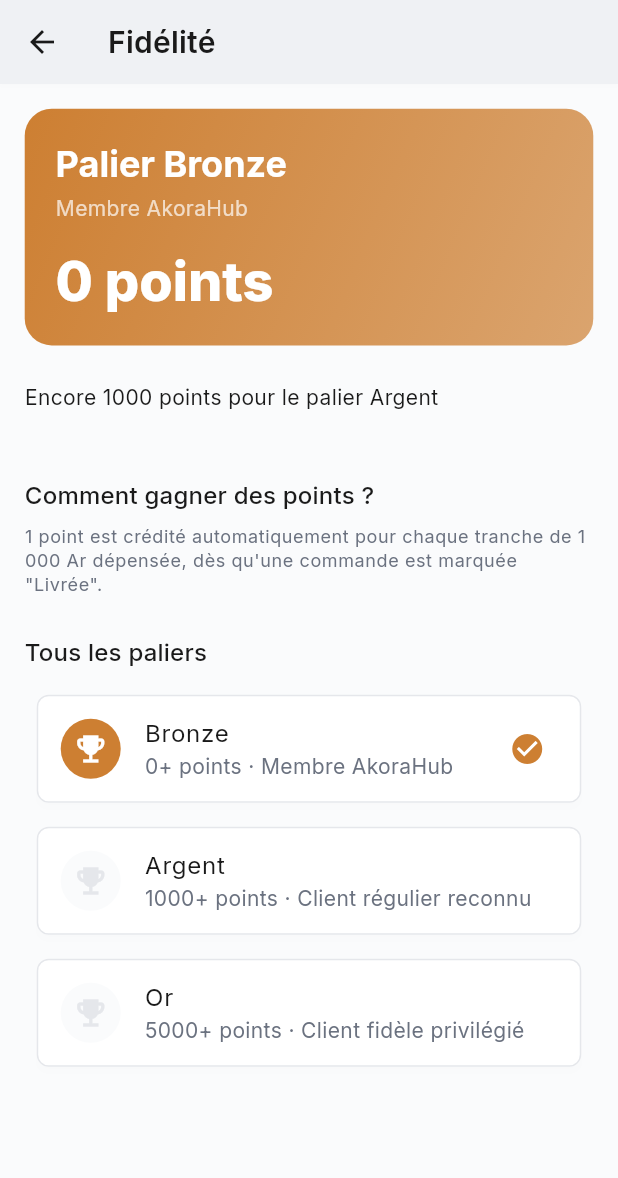
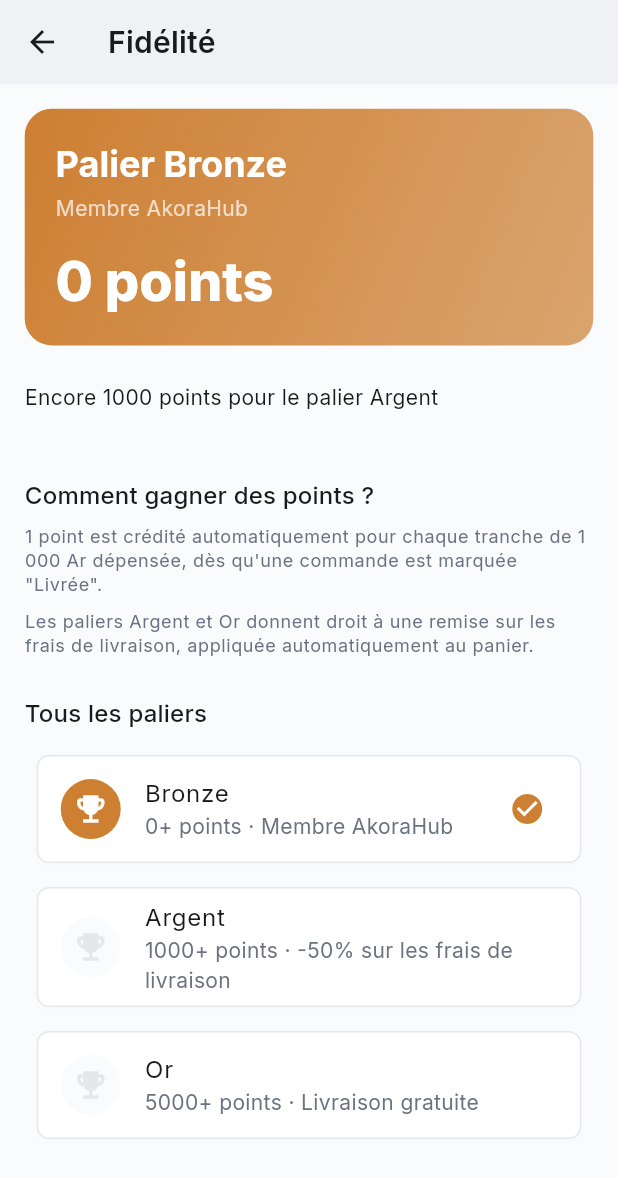
Before and after one commit to Anju-codermad/AkoraHub-app, a Flutter app: the LoyaltyScreen screen opened directly, on a phone screen of 412 x 824 dp. Shown: the top 1178 px of the screen. Run offline on Flutter 3.47's test engine with Material 3 defaults, Android fonts, the phone set to English and light mode, and no system bars; our stand-ins replace cached_network_image, connectivity_plus, firebase_core, firebase_messaging, flutter_local_notifications, flutter_riverpod and 13 more; missing offline and left inert: mobile_scanner; accounts and stored records are empty.

Commit message:
Feature: real loyalty tier perk - free/discounted delivery (Argent -50%, Or gratuite)
Loyalty points/tiers already existed (phase12) but were purely
informational. Extracted shared LoyaltyTier definitions to
core/loyalty/loyalty_tiers.dart and applied a real delivery fee discount
per tier in cart_tab.dart, with transparent strikethrough pricing in the
cart UI. Also documents the loyalty feature in PROJECT_CONTEXT.md, which
never reflected that it already existed.

```diff
--- /dev/null
+++ b/lib/core/loyalty/loyalty_tiers.dart
@@ -0,0 +1,47 @@
+import 'package:flutter/material.dart';
+
+/// Un palier de fidélité = seuil de points minimum + avantage associé.
+/// Seuils et avantages confirmés par l'utilisateur (25/07) : Bronze 0 (aucune
+/// remise), Argent 1000 (-50% livraison), Or 5000 (livraison gratuite).
+/// Partagé entre `client_home/loyalty/loyalty_screen.dart` (affichage) et
+/// `client_home/cart_tab.dart` (application réelle de la remise).
+class LoyaltyTier {
+  final String name;
+  final int minPoints;
+  final Color color;
+  final String perk;
+
+  /// Fraction de réduction sur les frais de livraison (0.0 = aucune,
+  /// 1.0 = livraison gratuite).
+  final double deliveryDiscount;
+
+  const LoyaltyTier(
+    this.name,
+    this.minPoints,
+    this.color,
+    this.perk,
+    this.deliveryDiscount,
+  );
+}
+
+const kLoyaltyTiers = [
+  LoyaltyTier('Bronze', 0, Color(0xFFCD7F32), 'Membre AkoraHub', 0.0),
+  LoyaltyTier(
+      'Argent', 1000, Color(0xFFA8A9AD), '-50% sur les frais de livraison', 0.5),
+  LoyaltyTier('Or', 5000, Color(0xFFD4AF37), 'Livraison gratuite', 1.0),
+];
+
+LoyaltyTier tierForPoints(int points) {
+  var result = kLoyaltyTiers.first;
+  for (final tier in kLoyaltyTiers) {
+    if (points >= tier.minPoints) result = tier;
+  }
+  return result;
+}
+
+LoyaltyTier? nextTierForPoints(int points) {
+  for (final tier in kLoyaltyTiers) {
+    if (tier.minPoints > points) return tier;
+  }
+  return null;
+}
--- a/lib/presentation/client_home/loyalty/loyalty_screen.dart
+++ b/lib/presentation/client_home/loyalty/loyalty_screen.dart
@@ -1,6 +1,7 @@
 import 'package:flutter/material.dart';
 import 'package:sizer/sizer.dart';
 
+import '../../../core/loyalty/loyalty_tiers.dart';
 import '../../../core/supabase/supabase_config.dart';
 
 class LoyaltyScreen extends StatefulWidget {
@@ -9,24 +10,6 @@ class LoyaltyScreen extends StatefulWidget {
   @override
   State<LoyaltyScreen> createState() => _LoyaltyScreenState();
 }
-
-/// Un palier = (nom, seuil minimum de points, couleur, avantage annoncé).
-/// Purement informatif pour l'instant (pas de remise automatique) — les
-/// avantages concrets par palier restent à définir avec l'utilisateur.
-class _Tier {
-  final String name;
-  final int minPoints;
-  final Color color;
-  final String perk;
-
-  const _Tier(this.name, this.minPoints, this.color, this.perk);
-}
-
-const _tiers = [
-  _Tier('Bronze', 0, Color(0xFFCD7F32), 'Membre AkoraHub'),
-  _Tier('Argent', 1000, Color(0xFFA8A9AD), 'Client régulier reconnu'),
-  _Tier('Or', 5000, Color(0xFFD4AF37), 'Client fidèle privilégié'),
-];
 
 class _LoyaltyScreenState extends State<LoyaltyScreen> {
   int _points = 0;
@@ -61,20 +44,9 @@ class _LoyaltyScreenState extends State<LoyaltyScreen> {
     }
   }
 
-  _Tier get _currentTier {
-    _Tier result = _tiers.first;
-    for (final tier in _tiers) {
-      if (_points >= tier.minPoints) result = tier;
-    }
-    return result;
-  }
+  LoyaltyTier get _currentTier => tierForPoints(_points);
 
-  _Tier? get _nextTier {
-    for (final tier in _tiers) {
-      if (tier.minPoints > _points) return tier;
-    }
-    return null;
-  }
+  LoyaltyTier? get _nextTier => nextTierForPoints(_points);
 
   @override
   Widget build(BuildContext context) {
@@ -161,10 +133,15 @@ class _LoyaltyScreenState extends State<LoyaltyScreen> {
                   '1 point est crédité automatiquement pour chaque tranche de 1 000 Ar dépensée, dès qu\'une commande est marquée "Livrée".',
                   style: theme.textTheme.bodySmall,
                 ),
+                SizedBox(height: 1.h),
+                Text(
+                  'Les paliers Argent et Or donnent droit à une remise sur les frais de livraison, appliquée automatiquement au panier.',
+                  style: theme.textTheme.bodySmall,
+                ),
                 SizedBox(height: 3.h),
                 Text('Tous les paliers', style: theme.textTheme.titleMedium),
                 SizedBox(height: 1.h),
-                ..._tiers.map((tier) {
+                ...kLoyaltyTiers.map((tier) {
                   final reached = _points >= tier.minPoints;
                   return Card(
                     child: ListTile(
```
Also changed, not shown: lib/presentation/client_home/cart_tab.dart (+66 -2 lines), 1 other file.
